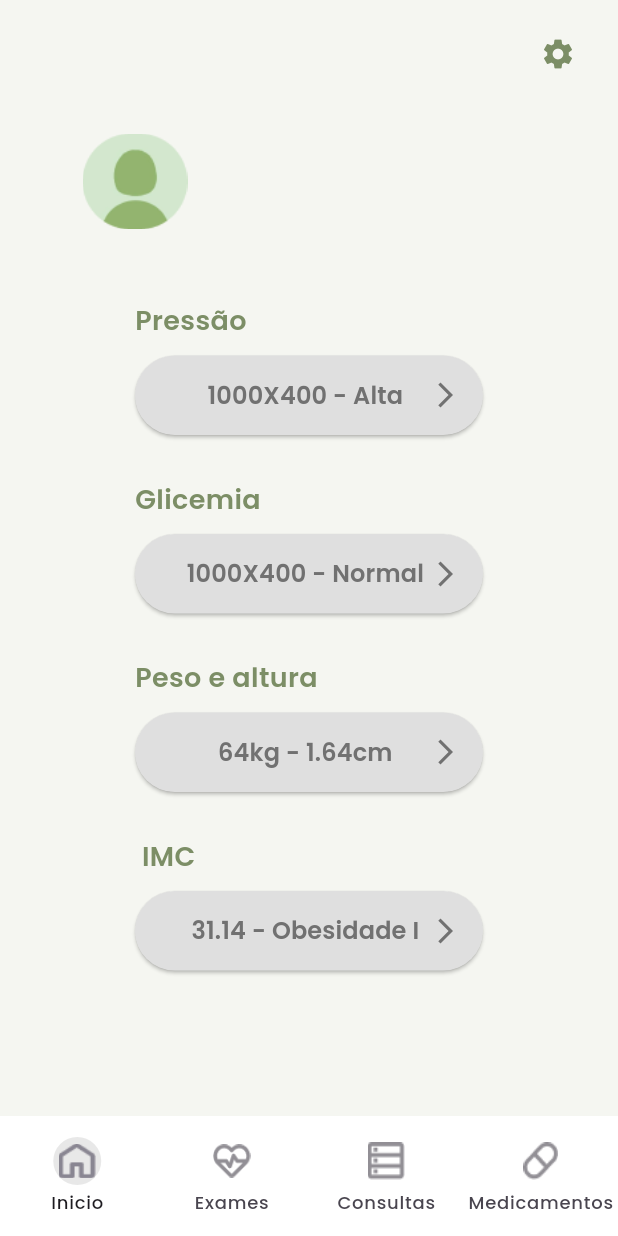
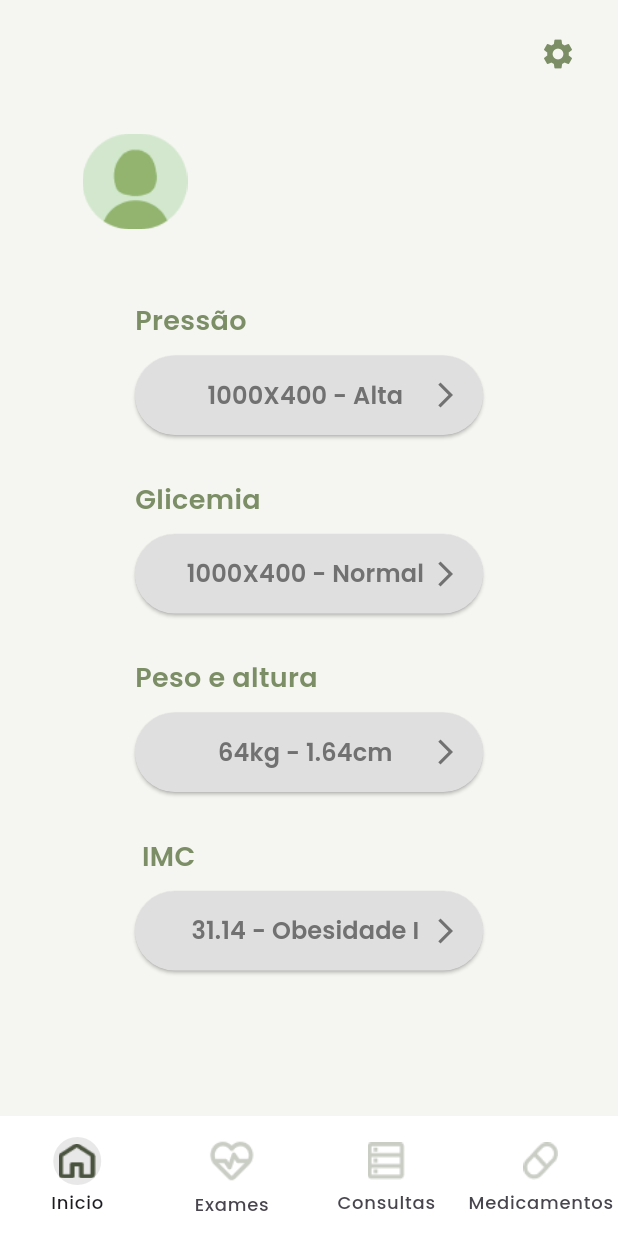
Before and after one commit to taynahsaito/ye_gestao_de_saude, a Flutter app: the NavBar screen opened directly, on a phone screen of 412 x 824 dp. Run offline on Flutter 3.47's test engine with Material 3 defaults, Android fonts, the phone set to English and light mode, and no system bars; our stand-ins replace firebase_auth, firebase_core, firebase_database, google_fonts, google_sign_in; missing offline and left inert: flutter_facebook_auth; accounts and stored records are empty.

Commit message:
mudança na bottomnavbar

```diff
--- a/lib/widgets/nav_bar.dart
+++ b/lib/widgets/nav_bar.dart
@@ -13,16 +13,9 @@ class NavBar extends StatefulWidget {
 
 class _NavBar extends State<NavBar> {
   int selectedIndex = 0;
-  static const List<Widget> pages = <Widget>[
-    HomePage(),
-    Exames(),
-    Consultas(),
-    Medicamentos(),
-  ];
 
   @override
   Widget build(BuildContext context) {
-    final ThemeData theme = Theme.of(context);
     return Scaffold(
       bottomNavigationBar: NavigationBar(
         backgroundColor: Colors.white,
@@ -34,101 +27,64 @@ class _NavBar extends State<NavBar> {
         indicatorColor: const Color.fromARGB(180, 223, 223, 223),
         indicatorShape: const CircleBorder(),
         selectedIndex: selectedIndex,
-        destinations: const <Widget>[
+        destinations: <NavigationDestination>[
           NavigationDestination(
             icon: ImageIcon(
+              const AssetImage(
+                'lib/assets/icone_homepage.png',
+              ),
+              color: selectedIndex == 0
+                  ? const Color.fromARGB(255, 74, 83, 62)
+                  : const Color.fromARGB(
+                      137, 88, 100, 73), // Cor do ícone selecionado
               size: 25,
-              AssetImage(
-                'lib/assets/icone_homepage.png',
-              ), // Substitua pelo caminho da imagem
             ),
             label: 'Inicio',
           ),
           NavigationDestination(
             icon: ImageIcon(
-              size: 25,
-              AssetImage(
-                  'lib/assets/icone_exames.png'), // Substitua pelo caminho da imagem
+              const AssetImage('lib/assets/icon_exames.png'),
+              color: selectedIndex == 1
+                  ? const Color.fromARGB(255, 74, 83, 62)
+                  : const Color.fromARGB(
+                      137, 88, 100, 73), // Cor do ícone selecionado
+              size: 34,
             ),
             label: 'Exames',
           ),
           NavigationDestination(
             icon: ImageIcon(
+              const AssetImage('lib/assets/icone_consultas.png'),
+              color: selectedIndex == 2
+                  ? const Color.fromARGB(255, 74, 83, 62)
+                  : const Color.fromARGB(
+                      137, 88, 100, 73), // Cor do ícone selecionado
               size: 25,
-              AssetImage(
-                  'lib/assets/icone_consultas.png'), // Substitua pelo caminho da imagem
             ),
             label: 'Consultas',
           ),
           NavigationDestination(
             icon: ImageIcon(
+              const AssetImage('lib/assets/icone_medicamentos.png'),
+              color: selectedIndex == 3
+                  ? const Color.fromARGB(255, 74, 83, 62)
+                  : const Color.fromARGB(
+                      137, 88, 100, 73), // Cor do ícone selecionado
               size: 25,
-              AssetImage(
-                  'lib/assets/icone_medicamentos.png'), // Substitua pelo caminho da imagem
             ),
             label: 'Medicamentos',
           ),
         ],
       ),
-      body: <Widget>[
-        const HomePage(),
-        const Exames(),
-        const Consultas(),
-        const Medicamentos()
-      ][selectedIndex],
+      body: IndexedStack(
+        index: selectedIndex,
+        children: const [
+          HomePage(),
+          Exames(),
+          Consultas(),
+          Medicamentos(),
+        ],
+      ),
     );
-
-    // return Scaffold(
-    //   backgroundColor: const Color.fromARGB(255, 245, 246, 241),
-    //   body: Center(
-    //     child: pages.elementAt(selectedIndex),
-    //   ),
-    //   bottomNavigationBar: BottomNavigationBar(
-    //     currentIndex: selectedIndex,
-    //     onTap: (int index) {
-    //       setState(() {
-    //         selectedIndex = index;
-    //       });
-    //     },
-    //     items: const [
-    //       BottomNavigationBarItem(
-    //         icon: ImageIcon(
-    //           AssetImage(
-    //               'lib/assets/icone_homepage.png'), // Substitua pelo caminho da imagem
-    //         ),
-    //         label: 'Início',
-    //       ),
-    //       BottomNavigationBarItem(
-    //         icon: ImageIcon(
-    //           AssetImage(
-    //               'lib/assets/icone_exames.png'), // Substitua pelo caminho da imagem
-    //         ),
-    //         label: 'Exames',
-    //       ),
-    //       BottomNavigationBarItem(
-    //         icon: ImageIcon(
-    //           AssetImage(
-    //               'lib/assets/icone_consultas.png'), // Substitua pelo caminho da imagem
-    //         ),
-    //         label: 'Consultas',
-    //       ),
-    //       BottomNavigationBarItem(
-    //         icon: ImageIcon(
-    //           AssetImage(
-    //             'lib/assets/icone_medicamentos.png',
-    //           ), // Substitua pelo caminho da imagem
-    //         ),
-    //         label: 'Medicamentos',
-    //       ),
-    //     ],
-    //     backgroundColor: Colors.white,
-    //     selectedItemColor: const Color.fromARGB(180, 14, 14, 109),
-    //     unselectedItemColor: Colors.grey,
-    //     showSelectedLabels: true,
-    //     selectedFontSize: 12,
-    //     unselectedFontSize: 12,
-    //     type: BottomNavigationBarType.fixed,
-    //   ),
-    // );
   }
 }
--- a/pubspec.yaml
+++ b/pubspec.yaml
@@ -77,7 +77,7 @@ flutter:
       - lib/assets/google.png
       - lib/assets/perfil.png
       - lib/assets/icone_homepage.png
-      - lib/assets/icone_exames.png
+      - lib/assets/icon_exames.png
       - lib/assets/icone_consultas.png
       - lib/assets/icone_medicamentos.png
 
```
Also changed, not shown: lib/assets/homeicone_homepage.png (added), lib/assets/icon_exames.png (added), lib/assets/icone_homepage.png, 2 other files.
